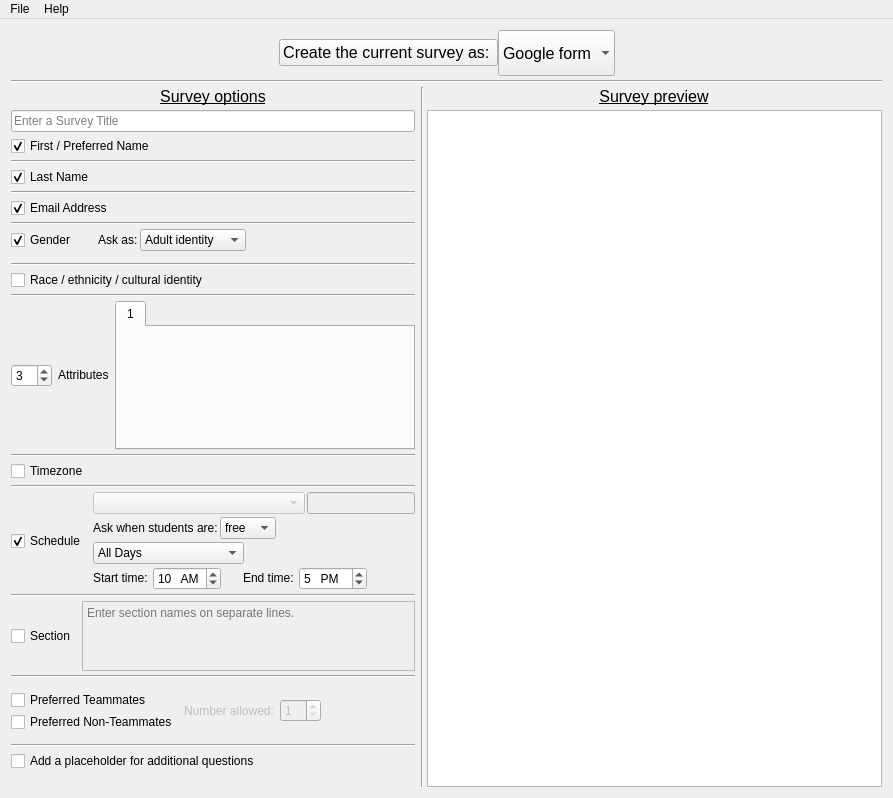
Old version of the form surveymaker.ui in the repository gruepr/gruepr.
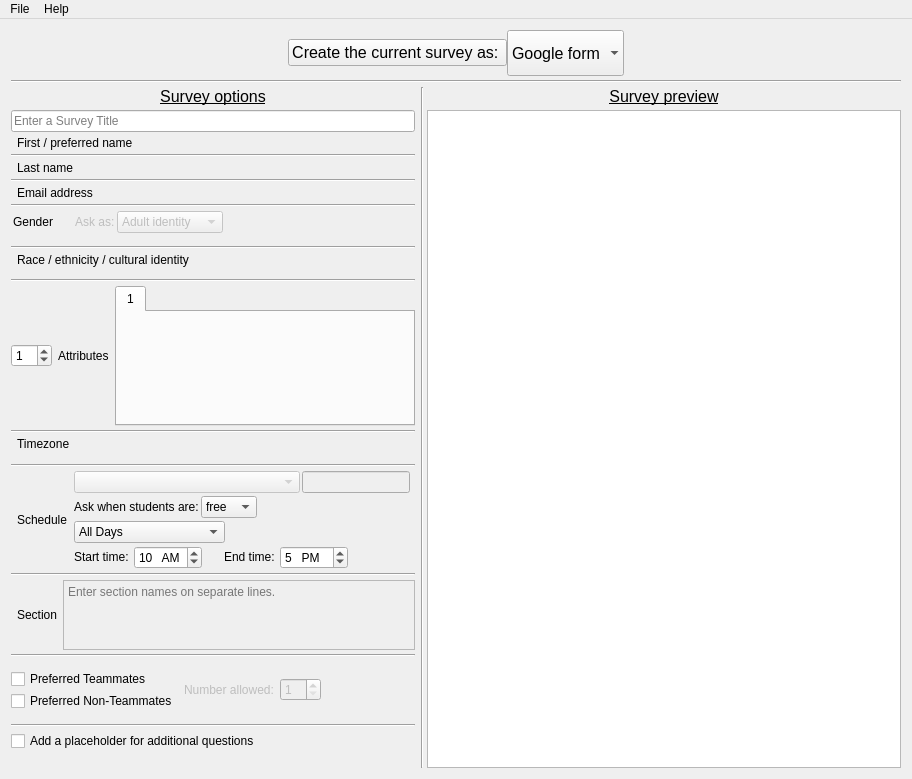
New version of the form. Icons and pictures are not drawn. Custom widgets are drawn as their Qt base class.

Commit message: More UI work; added switchButton; now macOS11.0 req'd

Patch:
```diff
--- a/surveymaker.ui
+++ b/surveymaker.ui
@@ -6,8 +6,8 @@
    <rect>
     <x>0</x>
     <y>0</y>
-    <width>893</width>
-    <height>798</height>
+    <width>912</width>
+    <height>779</height>
    </rect>
   </property>
   <property name="windowTitle">
@@ -20,212 +20,10 @@
      <verstretch>1</verstretch>
     </sizepolicy>
    </property>
-   <layout class="QGridLayout" name="gridLayout" rowstretch="0,0,0,0,0,0,0,0,0,0,0,0,0,0,0,0,0,75,0,0,0,0,0,0,25,0,0,0,0,0,0,0" columnstretch="2,0,1,0">
+   <layout class="QGridLayout" name="gridLayout" rowstretch="0,0,0,0,0,0,0,0,0,0,0,0,0,0,0,0,0,0,0,0,0,0,0,0,0,0,0,0,0,0,0,0,0,0,0,0,0" columnstretch="2,0,0,0">
     <property name="verticalSpacing">
      <number>4</number>
     </property>
-    <item row="9" column="0">
-     <widget class="Line" name="line_6">
-      <property name="orientation">
-       <enum>Qt::Horizontal</enum>
-      </property>
-     </widget>
-    </item>
-    <item row="3" column="0" colspan="4">
-     <widget class="Line" name="line_12">
-      <property name="orientation">
-       <enum>Qt::Horizontal</enum>
-      </property>
-     </widget>
-    </item>
-    <item row="10" column="0" alignment="Qt::AlignLeft|Qt::AlignVCenter">
-     <widget class="QCheckBox" name="emailCheckBox">
-      <property name="sizePolicy">
-       <sizepolicy hsizetype="Fixed" vsizetype="Fixed">
-        <horstretch>0</horstretch>
-        <verstretch>0</verstretch>
-       </sizepolicy>
-      </property>
-      <property name="toolTip">
-       <string>This question is required.</string>
-      </property>
-      <property name="text">
-       <string>Email Address</string>
-      </property>
-      <property name="checked">
-       <bool>true</bool>
-      </property>
-     </widget>
-    </item>
-    <item row="18" column="0">
-     <widget class="Line" name="line_14">
-      <property name="orientation">
-       <enum>Qt::Horizontal</enum>
-      </property>
-     </widget>
-    </item>
-    <item row="20" column="0">
-     <widget class="Line" name="line_2">
-      <property name="orientation">
-       <enum>Qt::Horizontal</enum>
-      </property>
-     </widget>
-    </item>
-    <item row="8" column="0" alignment="Qt::AlignLeft|Qt::AlignVCenter">
-     <widget class="QCheckBox" name="lastNameCheckBox">
-      <property name="sizePolicy">
-       <sizepolicy hsizetype="Fixed" vsizetype="Fixed">
-        <horstretch>0</horstretch>
-        <verstretch>0</verstretch>
-       </sizepolicy>
-      </property>
-      <property name="toolTip">
-       <string>This question is required.</string>
-      </property>
-      <property name="text">
-       <string>Last Name</string>
-      </property>
-      <property name="checked">
-       <bool>true</bool>
-      </property>
-     </widget>
-    </item>
-    <item row="15" column="0" alignment="Qt::AlignLeft|Qt::AlignVCenter">
-     <widget class="QCheckBox" name="URMCheckBox">
-      <property name="sizePolicy">
-       <sizepolicy hsizetype="Fixed" vsizetype="Fixed">
-        <horstretch>0</horstretch>
-        <verstretch>0</verstretch>
-       </sizepolicy>
-      </property>
-      <property name="text">
-       <string>Race / ethnicity / cultural identity</string>
-      </property>
-     </widget>
-    </item>
-    <item row="7" column="0">
-     <widget class="Line" name="line_7">
-      <property name="orientation">
-       <enum>Qt::Horizontal</enum>
-      </property>
-     </widget>
-    </item>
-    <item row="26" column="0">
-     <layout class="QGridLayout" name="teammatesGrid">
-      <property name="verticalSpacing">
-       <number>2</number>
-      </property>
-      <item row="0" column="1" rowspan="2" alignment="Qt::AlignVCenter">
-       <widget class="QLabel" name="numAllowedLabel">
-        <property name="enabled">
-         <bool>false</bool>
-        </property>
-        <property name="sizePolicy">
-         <sizepolicy hsizetype="Fixed" vsizetype="Fixed">
-          <horstretch>0</horstretch>
-          <verstretch>0</verstretch>
-         </sizepolicy>
-        </property>
-        <property name="text">
-         <string>Number allowed:</string>
-        </property>
-       </widget>
-      </item>
-      <item row="0" column="2" rowspan="2" alignment="Qt::AlignVCenter">
-       <widget class="QSpinBox" name="numAllowedSpinBox">
-        <property name="enabled">
-         <bool>false</bool>
-        </property>
-        <property name="sizePolicy">
-         <sizepolicy hsizetype="Fixed" vsizetype="Fixed">
-          <horstretch>0</horstretch>
-          <verstretch>0</verstretch>
-         </sizepolicy>
-        </property>
-        <property name="minimum">
-         <number>1</number>
-        </property>
-       </widget>
-      </item>
-      <item row="0" column="0" alignment="Qt::AlignLeft|Qt::AlignVCenter">
-       <widget class="QCheckBox" name="preferredTeammatesCheckBox">
-        <property name="sizePolicy">
-         <sizepolicy hsizetype="Fixed" vsizetype="Fixed">
-          <horstretch>0</horstretch>
-          <verstretch>0</verstretch>
-         </sizepolicy>
-        </property>
-        <property name="text">
-         <string>Preferred Teammates</string>
-        </property>
-       </widget>
-      </item>
-      <item row="1" column="0" alignment="Qt::AlignLeft|Qt::AlignVCenter">
-       <widget class="QCheckBox" name="preferredNonTeammatesCheckBox">
-        <property name="sizePolicy">
-         <sizepolicy hsizetype="Fixed" vsizetype="Fixed">
-          <horstretch>0</horstretch>
-          <verstretch>0</verstretch>
-         </sizepolicy>
-        </property>
-        <property name="text">
-         <string>Preferred Non-Teammates</string>
-        </property>
-       </widget>
-      </item>
-      <item row="0" column="3" rowspan="2">
-       <spacer name="horizontalSpacer_5">
-        <property name="orientation">
-         <enum>Qt::Horizontal</enum>
-        </property>
-        <property name="sizeHint" stdset="0">
-         <size>
-          <width>40</width>
-          <height>20</height>
-         </size>
-        </property>
-       </spacer>
-      </item>
-     </layout>
-    </item>
-    <item row="4" column="2" colspan="2" alignment="Qt::AlignHCenter">
-     <widget class="QLabel" name="PreviewLabel">
-      <property name="font">
-       <font>
-        <pointsize>12</pointsize>
-        <underline>true</underline>
-       </font>
-      </property>
-      <property name="text">
-       <string>Survey preview</string>
-      </property>
-      <property name="alignment">
-       <set>Qt::AlignCenter</set>
-      </property>
-     </widget>
-    </item>
-    <item row="4" column="0" alignment="Qt::AlignHCenter|Qt::AlignVCenter">
-     <widget class="QLabel" name="OptionsLabel">
-      <property name="sizePolicy">
-       <sizepolicy hsizetype="Fixed" vsizetype="Fixed">
-        <horstretch>0</horstretch>
-        <verstretch>0</verstretch>
-       </sizepolicy>
-      </property>
-      <property name="font">
-       <font>
-        <pointsize>12</pointsize>
-        <underline>true</underline>
-       </font>
-      </property>
-      <property name="text">
-       <string>Survey options</string>
-      </property>
-      <property name="alignment">
-       <set>Qt::AlignCenter</set>
-      </property>
-     </widget>
-    </item>
     <item row="5" column="0" alignment="Qt::AlignVCenter">
      <widget class="QLineEdit" name="surveyTitleLineEdit">
       <property name="sizePolicy">
@@ -242,23 +40,175 @@
       </property>
      </widget>
     </item>
-    <item row="19" column="0">
-     <widget class="QCheckBox" name="timezoneCheckBox">
+    <item row="33" column="0">
+     <widget class="Line" name="line_13">
+      <property name="orientation">
+       <enum>Qt::Horizontal</enum>
+      </property>
+     </widget>
+    </item>
+    <item row="15" column="0">
+     <layout class="QHBoxLayout" name="genderLayout" stretch="0,0,0,0,0,2">
+      <property name="spacing">
+       <number>2</number>
+      </property>
+      <item>
+       <widget class="SwitchButton" name="genderSwitch" native="true"/>
+      </item>
+      <item>
+       <widget class="QLabel" name="genderLabel">
+        <property name="text">
+         <string>Gender</string>
+        </property>
+       </widget>
+      </item>
+      <item>
+       <spacer name="horizontalSpacer_8">
+        <property name="orientation">
+         <enum>Qt::Horizontal</enum>
+        </property>
+        <property name="sizeType">
+         <enum>QSizePolicy::Fixed</enum>
+        </property>
+        <property name="sizeHint" stdset="0">
+         <size>
+          <width>20</width>
+          <height>0</height>
+         </size>
+        </property>
+       </spacer>
+      </item>
+      <item>
+       <widget class="QLabel" name="genderResponsesLabel">
+        <property name="enabled">
+         <bool>false</bool>
+        </property>
+        <property name="text">
+         <string>Ask as:</string>
+        </property>
+       </widget>
+      </item>
+      <item>
+       <widget class="QComboBox" name="genderResponsesComboBox">
+        <property name="enabled">
+         <bool>false</bool>
+        </property>
+        <property name="sizePolicy">
+         <sizepolicy hsizetype="Fixed" vsizetype="Fixed">
+          <horstretch>0</horstretch>
+          <verstretch>0</verstretch>
+         </sizepolicy>
+        </property>
+        <property name="currentIndex">
+         <number>1</number>
+        </property>
+        <property name="sizeAdjustPolicy">
+         <enum>QComboBox::AdjustToContents</enum>
+        </property>
+        <item>
+         <property name="text">
+          <string>Biological sex</string>
+         </property>
+        </item>
+        <item>
+         <property name="text">
+          <string>Adult identity</string>
+         </property>
+        </item>
+        <item>
+         <property name="text">
+          <string>Child identity</string>
+         </property>
+        </item>
+        <item>
+         <property name="text">
+          <string>Pronouns</string>
+         </property>
+        </item>
+       </widget>
+      </item>
+      <item>
+       <spacer name="horizontalSpacer_7">
+        <property name="orientation">
+         <enum>Qt::Horizontal</enum>
+        </property>
+        <property name="sizeHint" stdset="0">
+         <size>
+          <width>40</width>
+          <height>0</height>
+         </size>
+        </property>
+       </spacer>
+      </item>
+     </layout>
+    </item>
+    <item row="28" column="0">
+     <layout class="QHBoxLayout" name="sectionLayout" stretch="0,0,0">
+      <item>
+       <widget class="SwitchButton" name="sectionSwitch" native="true"/>
+      </item>
+      <item>
+       <widget class="QLabel" name="sectionLabel">
+        <property name="text">
+         <string>Section</string>
+        </property>
+       </widget>
+      </item>
+      <item>
+       <widget class="QTextEdit" name="sectionNamesTextEdit">
+        <property name="enabled">
+         <bool>false</bool>
+        </property>
+        <property name="sizePolicy">
+         <sizepolicy hsizetype="Preferred" vsizetype="Expanding">
+          <horstretch>2</horstretch>
+          <verstretch>2</verstretch>
+         </sizepolicy>
+        </property>
+        <property name="placeholderText">
+         <string>Enter section names on separate lines.</string>
+        </property>
+       </widget>
+      </item>
+     </layout>
+    </item>
+    <item row="11" column="0">
+     <widget class="Line" name="line_6">
+      <property name="orientation">
+       <enum>Qt::Horizontal</enum>
+      </property>
+     </widget>
+    </item>
+    <item row="29" column="0">
+     <widget class="Line" name="line_10">
+      <property name="orientation">
+       <enum>Qt::Horizontal</enum>
+      </property>
+     </widget>
+    </item>
+    <item row="4" column="0" alignment="Qt::AlignHCenter|Qt::AlignVCenter">
+     <widget class="QLabel" name="OptionsLabel">
       <property name="sizePolicy">
        <sizepolicy hsizetype="Fixed" vsizetype="Fixed">
         <horstretch>0</horstretch>
         <verstretch>0</verstretch>
        </sizepolicy>
       </property>
-      <property name="toolTip">
-       <string>&lt;html&gt;If students will be in multiple timezones, this option adds a timezone question.&lt;/html&gt;</string>
+      <property name="font">
+       <font>
+        <pointsize>12</pointsize>
+        <underline>true</underline>
+       </font>
       </property>
       <property name="text">
-       <string>Timezone</string>
+       <string>Survey options</string>
+      </property>
+      <property name="alignment">
+       <set>Qt::AlignCenter</set>
       </property>
      </widget>
     </item>
-    <item row="5" column="2" rowspan="27" colspan="2">
+    <item row="5" column="2" rowspan="32" colspan="2">
      <widget class="QTextEdit" name="previewText">
       <property name="sizePolicy">
        <sizepolicy hsizetype="Ignored" vsizetype="Ignored">
@@ -274,8 +224,8 @@
       </property>
       <property name="font">
        <font>
-        <family>Oxygen Mono</family>
-        <pointsize>10</pointsize>
+        <family>DM Sans</family>
+        <pointsize>12</pointsize>
         <italic>false</italic>
         <bold>false</bold>
        </font>
@@ -287,7 +237,7 @@
        <bool>false</bool>
       </property>
       <property name="styleSheet">
-       <string notr="true">font: 10pt &quot;Oxygen Mono&quot;;</string>
+       <string notr="true">font: 12pt &quot;DM Sans&quot;;</string>
       </property>
       <property name="inputMethodHints">
        <set>Qt::ImhNone</set>
@@ -300,6 +250,263 @@
       </property>
      </widget>
     </item>
+    <item row="12" column="0" rowspan="2">
+     <layout class="QHBoxLayout" name="emailLayout">
+      <item>
+       <widget class="SwitchButton" name="emailSwitch" native="true"/>
+      </item>
+      <item>
+       <widget class="QLabel" name="emailLabel">
+        <property name="text">
+         <string>Email address</string>
+        </property>
+       </widget>
+      </item>
+      <item>
+       <spacer name="horizontalSpacer_11">
+        <property name="orientation">
+         <enum>Qt::Horizontal</enum>
+        </property>
+        <property name="sizeHint" stdset="0">
+         <size>
+          <width>40</width>
+          <height>0</height>
+         </size>
+        </property>
+       </spacer>
+      </item>
+     </layout>
+    </item>
+    <item row="6" column="0" rowspan="2">
+     <layout class="QHBoxLayout" name="firstNameLayout">
+      <item>
+       <widget class="SwitchButton" name="firstNameSwitch" native="true"/>
+      </item>
+      <item>
+       <widget class="QLabel" name="firstNameLabel">
+        <property name="text">
+         <string>First / preferred name</string>
+        </property>
+       </widget>
+      </item>
+      <item>
+       <spacer name="horizontalSpacer_9">
+        <property name="orientation">
+         <enum>Qt::Horizontal</enum>
+        </property>
+        <property name="sizeHint" stdset="0">
+         <size>
+          <width>40</width>
+          <height>0</height>
+         </size>
+        </property>
+       </spacer>
+      </item>
+     </layout>
+    </item>
+    <item row="8" column="0">
+     <widget class="Line" name="line_7">
+      <property name="orientation">
+       <enum>Qt::Horizontal</enum>
+      </property>
+     </widget>
+    </item>
+    <item row="9" column="0" rowspan="2">
+     <layout class="QHBoxLayout" name="lastNameLayout">
+      <item>
+       <widget class="SwitchButton" name="lastNameSwitch" native="true"/>
+      </item>
+      <item>
+       <widget class="QLabel" name="lastNameLabel">
+        <property name="text">
+         <string>Last name</string>
+        </property>
+       </widget>
+      </item>
+      <item>
+       <spacer name="horizontalSpacer_10">
+        <property name="orientation">
+         <enum>Qt::Horizontal</enum>
+        </property>
+        <property name="sizeHint" stdset="0">
+         <size>
+          <width>40</width>
+          <height>0</height>
+         </size>
+        </property>
+       </spacer>
+      </item>
+     </layout>
+    </item>
+    <item row="25" column="0">
+     <widget class="Line" name="line_2">
+      <property name="orientation">
+       <enum>Qt::Horizontal</enum>
+      </property>
+     </widget>
+    </item>
+    <item row="20" column="0">
+     <widget class="Line" name="line_4">
+      <property name="orientation">
+       <enum>Qt::Horizontal</enum>
+      </property>
+     </widget>
+    </item>
+    <item row="34" column="0" alignment="Qt::AlignLeft|Qt::AlignVCenter">
+     <widget class="QCheckBox" name="additionalQuestionsCheckBox">
+      <property name="sizePolicy">
+       <sizepolicy hsizetype="Fixed" vsizetype="Fixed">
+        <horstretch>0</horstretch>
+        <verstretch>0</verstretch>
+       </sizepolicy>
+      </property>
+      <property name="text">
+       <string>Add a placeholder for additional questions</string>
+      </property>
+     </widget>
+    </item>
+    <item row="4" column="2" colspan="2" alignment="Qt::AlignHCenter">
+     <widget class="QLabel" name="PreviewLabel">
+      <property name="font">
+       <font>
+        <pointsize>12</pointsize>
+        <underline>true</underline>
+       </font>
+      </property>
+      <property name="text">
+       <string>Survey preview</string>
+      </property>
+      <property name="alignment">
+       <set>Qt::AlignCenter</set>
+      </property>
+     </widget>
+    </item>
+    <item row="14" column="0">
+     <widget class="Line" name="line_5">
+      <property name="orientation">
+       <enum>Qt::Horizontal</enum>
+      </property>
+     </widget>
+    </item>
+    <item row="27" column="0">
+     <widget class="Line" name="line_9">
+      <property name="orientation">
+       <enum>Qt::Horizontal</enum>
+      </property>
+     </widget>
+    </item>
+    <item row="18" column="0">
+     <layout class="QHBoxLayout" name="URMLayout">
+      <item>
+       <widget class="SwitchButton" name="URMSwitch" native="true"/>
+      </item>
+      <item>
+       <widget class="QLabel" name="URMLabel">
+        <property name="text">
+         <string>Race / ethnicity / cultural identity</string>
+        </property>
+       </widget>
+      </item>
+      <item>
+       <spacer name="horizontalSpacer_12">
+        <property name="orientation">
+         <enum>Qt::Horizontal</enum>
+        </property>
+        <property name="sizeHint" stdset="0">
+         <size>
+          <width>40</width>
+          <height>0</height>
+         </size>
+        </property>
+       </spacer>
+      </item>
+     </layout>
+    </item>
+    <item row="17" column="0">
+     <widget class="Line" name="line_3">
+      <property name="orientation">
+       <enum>Qt::Horizontal</enum>
+      </property>
+     </widget>
+    </item>
+    <item row="31" column="0">
+     <layout class="QGridLayout" name="teammatesGrid">
+      <property name="verticalSpacing">
+       <number>2</number>
+      </property>
+      <item row="0" column="1" rowspan="2" alignment="Qt::AlignVCenter">
+       <widget class="QLabel" name="numAllowedLabel">
+        <property name="enabled">
+         <bool>false</bool>
+        </property>
+        <property name="sizePolicy">
+         <sizepolicy hsizetype="Fixed" vsizetype="Fixed">
+          <horstretch>0</horstretch>
+          <verstretch>0</verstretch>
+         </sizepolicy>
+        </property>
+        <property name="text">
+         <string>Number allowed:</string>
+        </property>
+       </widget>
+      </item>
+      <item row="0" column="2" rowspan="2" alignment="Qt::AlignVCenter">
+       <widget class="QSpinBox" name="numAllowedSpinBox">
+        <property name="enabled">
+         <bool>false</bool>
+        </property>
+        <property name="sizePolicy">
+         <sizepolicy hsizetype="Fixed" vsizetype="Fixed">
+          <horstretch>0</horstretch>
+          <verstretch>0</verstretch>
+         </sizepolicy>
+        </property>
+        <property name="minimum">
+         <number>1</number>
+        </property>
+       </widget>
+      </item>
+      <item row="0" column="0" alignment="Qt::AlignLeft|Qt::AlignVCenter">
+       <widget class="QCheckBox" name="preferredTeammatesCheckBox">
+        <property name="sizePolicy">
+         <sizepolicy hsizetype="Fixed" vsizetype="Fixed">
+          <horstretch>0</horstretch>
+          <verstretch>0</verstretch>
+         </sizepolicy>
+        </property>
+        <property name="text">
+         <string>Preferred Teammates</string>
+        </property>
+       </widget>
+      </item>
+      <item row="1" column="0" alignment="Qt::AlignLeft|Qt::AlignVCenter">
+       <widget class="QCheckBox" name="preferredNonTeammatesCheckBox">
+        <property name="sizePolicy">
+         <sizepolicy hsizetype="Fixed" vsizetype="Fixed">
+          <horstretch>0</horstretch>
+          <verstretch>0</verstretch>
+         </sizepolicy>
+        </property>
+        <property name="text">
+         <string>Preferred Non-Teammates</string>
+        </property>
+       </widget>
+      </item>
+      <item row="0" column="3" rowspan="2">
+       <spacer name="horizontalSpacer_5">
+        <property name="orientation">
+         <enum>Qt::Horizontal</enum>
+        </property>
+        <property name="sizeHint" stdset="0">
+         <size>
+          <width>40</width>
+          <height>0</height>
+         </size>
+        </property>
+       </spacer>
+      </item>
+     </layout>
+    </item>
     <item row="1" column="0" colspan="4">
      <layout class="QHBoxLayout" name="topBarLayout">
       <property name="spacing">
@@ -409,48 +616,14 @@
       </item>
      </layout>
     </item>
-    <item row="4" column="1" rowspan="28" colspan="2">
-     <widget class="Line" name="line">
+    <item row="22" column="0">
+     <widget class="Line" name="line_14">
       <property name="orientation">
-       <enum>Qt::Vertical</enum>
-      </property>
-     </widget>
-    </item>
-    <item row="16" column="0">
-     <widget class="Line" name="line_4">
-      <property name="orientation">
        <enum>Qt::Horizontal</enum>
       </property>
      </widget>
     </item>
-    <item row="24" column="0">
-     <widget class="Line" name="line_10">
-      <property name="orientation">
-       <enum>Qt::Horizontal</enum>
-      </property>
-     </widget>
-    </item>
-    <item row="29" column="0" alignment="Qt::AlignLeft|Qt::AlignVCenter">
-     <widget class="QCheckBox" name="additionalQuestionsCheckBox">
-      <property name="sizePolicy">
-       <sizepolicy hsizetype="Fixed" vsizetype="Fixed">
-        <horstretch>0</horstretch>
-        <verstretch>0</verstretch>
-       </sizepolicy>
-      </property>
-      <property name="text">
-       <string>Add a placeholder for additional questions</string>
-      </property>
-     </widget>
-    </item>
-    <item row="11" column="0">
-     <widget class="Line" name="line_5">
-      <property name="orientation">
-       <enum>Qt::Horizontal</enum>
-      </property>
-     </widget>
-    </item>
-    <item row="17" column="0">
+    <item row="21" column="0">
      <layout class="QHBoxLayout" name="attributesLayout" stretch="0,0,2">
       <item alignment="Qt::AlignLeft|Qt::AlignVCenter">
        <widget class="QSpinBox" name="attributeCountSpinBox">
@@ -467,7 +640,7 @@
          <number>15</number>
         </property>
         <property name="value">
-         <number>3</number>
+         <number>1</number>
         </property>
        </widget>
       </item>
@@ -486,6 +659,9 @@
       </item>
       <item>
        <widget class="QTabWidget" name="attributesTabWidget">
+        <property name="enabled">
+         <bool>true</bool>
+        </property>
         <property name="sizePolicy">
          <sizepolicy hsizetype="Ignored" vsizetype="MinimumExpanding">
           <horstretch>2</horstretch>
@@ -516,91 +692,16 @@
       </item>
      </layout>
     </item>
-    <item row="23" column="0">
-     <layout class="QHBoxLayout" name="sectionLayout" stretch="0,0">
-      <item alignment="Qt::AlignLeft|Qt::AlignVCenter">
-       <widget class="QCheckBox" name="sectionCheckBox">
-        <property name="sizePolicy">
-         <sizepolicy hsizetype="Fixed" vsizetype="Fixed">
-          <horstretch>0</horstretch>
-          <verstretch>0</verstretch>
-         </sizepolicy>
-        </property>
-        <property name="text">
-         <string>Section</string>
-        </property>
-       </widget>
-      </item>
+    <item row="26" column="0">
+     <layout class="QHBoxLayout" name="scheduleLayout" stretch="0,0,2">
       <item>
-       <widget class="QTextEdit" name="sectionNamesTextEdit">
-        <property name="enabled">
-         <bool>false</bool>
-        </property>
-        <property name="sizePolicy">
-         <sizepolicy hsizetype="Preferred" vsizetype="Expanding">
-          <horstretch>2</horstretch>
-          <verstretch>2</verstretch>
-         </sizepolicy>
-        </property>
-        <property name="placeholderText">
-         <string>Enter section names on separate lines.</string>
-        </property>
-       </widget>
+       <widget class="SwitchButton" name="scheduleSwitch" native="true"/>
       </item>
-     </layout>
-    </item>
-    <item row="28" column="0">
-     <widget class="Line" name="line_13">
-      <property name="orientation">
-       <enum>Qt::Horizontal</enum>
-      </property>
-     </widget>
-    </item>
-    <item row="14" column="0">
-     <widget class="Line" name="line_3">
-      <property name="orientation">
-       <enum>Qt::Horizontal</enum>
-      </property>
-     </widget>
-    </item>
-    <item row="6" column="0" alignment="Qt::AlignLeft|Qt::AlignVCenter">
-     <widget class="QCheckBox" name="firstNameCheckBox">
-      <property name="sizePolicy">
-       <sizepolicy hsizetype="Fixed" vsizetype="Fixed">
-        <horstretch>0</horstretch>
-        <verstretch>0</verstretch>
-       </sizepolicy>
-      </property>
-      <property name="toolTip">
-       <string>This question is required.</string>
-      </property>
-      <property name="text">
-       <string>First / Preferred Name</string>
-      </property>
-      <property name="checkable">
-       <bool>true</bool>
-      </property>
-      <property name="checked">
-       <bool>true</bool>
-      </property>
-     </widget>
-    </item>
-    <item row="21" column="0">
-     <layout class="QHBoxLayout" name="scheduleLayout" stretch="0,2">
-      <item alignment="Qt::AlignLeft|Qt::AlignVCenter">
-       <widget class="QCheckBox" name="scheduleCheckBox">
-        <property name="sizePolicy">
-         <sizepolicy hsizetype="Fixed" vsizetype="Fixed">
-          <horstretch>0</horstretch>
-          <verstretch>0</verstretch>
-         </sizepolicy>
-        </property>
+      <item>
+       <widget class="QLabel" name="scheduleLabel">
         <property name="text">
          <string>Schedule</string>
         </property>
-        <property name="checked">
-         <bool>true</bool>
-        </property>
        </widget>
       </item>
       <item>
@@ -609,7 +710,7 @@
          <number>3</number>
         </property>
         <item>
-         <layout class="QHBoxLayout" name="timezoneLayout" stretch="2,1">
+         <layout class="QHBoxLayout" name="timezoneinSchedLayout" stretch="2,1">
           <property name="spacing">
            <number>2</number>
           </property>
@@ -930,101 +1031,34 @@
       </item>
      </layout>
     </item>
-    <item row="22" column="0">
-     <widget class="Line" name="line_9">
+    <item row="3" column="0" colspan="4">
+     <widget class="Line" name="line_12">
       <property name="orientation">
        <enum>Qt::Horizontal</enum>
       </property>
      </widget>
     </item>
-    <item row="12" column="0">
-     <layout class="QHBoxLayout" name="genderLayout" stretch="0,0,0,0,2">
-      <property name="spacing">
-       <number>2</number>
+    <item row="4" column="1" rowspan="33" colspan="2">
+     <widget class="Line" name="line">
+      <property name="orientation">
+       <enum>Qt::Vertical</enum>
       </property>
+     </widget>
+    </item>
+    <item row="23" column="0">
+     <layout class="QHBoxLayout" name="timezoneLayout">
       <item>
-       <widget class="QCheckBox" name="genderCheckBox">
-        <property name="sizePolicy">
-         <sizepolicy hsizetype="Fixed" vsizetype="Fixed">
-          <horstretch>0</horstretch>
-          <verstretch>0</verstretch>
-         </sizepolicy>
-        </property>
-        <property name="text">
-         <string>Gender</string>
-        </property>
-        <property name="checked">
-         <bool>true</bool>
-        </property>
-       </widget>
+       <widget class="SwitchButton" name="timezoneSwitch" native="true"/>
       </item>
       <item>
-       <spacer name="horizontalSpacer_8">
-        <property name="orientation">
-         <enum>Qt::Horizontal</enum>
-        </property>
-        <property name="sizeType">
-         <enum>QSizePolicy::Fixed</enum>
-        </property>
-        <property name="sizeHint" stdset="0">
-         <size>
-          <width>20</width>
-          <height>0</height>
-         </size>
-        </property>
-       </spacer>
-      </item>
-      <item>
-       <widget class="QLabel" name="genderResponsesLabel">
-        <property name="sizePolicy">
-         <sizepolicy hsizetype="Fixed" vsizetype="Fixed">
-          <horstretch>0</horstretch>
-          <verstretch>0</verstretch>
-         </sizepolicy>
-        </property>
+       <widget class="QLabel" name="timezoneLabel">
         <property name="text">
-         <string>Ask as:</string>
+         <string>Timezone</string>
         </property>
        </widget>
       </item>
       <item>
-       <widget class="QComboBox" name="genderResponsesComboBox">
-        <property name="sizePolicy">
-         <sizepolicy hsizetype="Fixed" vsizetype="Fixed">
-          <horstretch>0</horstretch>
-          <verstretch>0</verstretch>
-         </sizepolicy>
-        </property>
-        <property name="currentIndex">
-         <number>1</number>
-        </property>
-        <property name="sizeAdjustPolicy">
-         <enum>QComboBox::AdjustToContents</enum>
-        </property>
-        <item>
-         <property name="text">
-          <string>Biological sex</string>
-         </property>
-        </item>
-        <item>
-         <property name="text">
-          <string>Adult identity</string>
-         </property>
-        </item>
-        <item>
-         <property name="text">
-          <string>Child identity</string>
-         </property>
-        </item>
-        <item>
-         <property name="text">
-          <string>Pronouns</string>
-         </property>
-        </item>
-       </widget>
-      </item>
-      <item>
-       <spacer name="horizontalSpacer_7">
+       <spacer name="horizontalSpacer_13">
         <property name="orientation">
          <enum>Qt::Horizontal</enum>
         </property>
@@ -1045,8 +1079,8 @@
     <rect>
      <x>0</x>
      <y>0</y>
-     <width>893</width>
-     <height>21</height>
+     <width>912</width>
+     <height>24</height>
     </rect>
    </property>
    <widget class="QMenu" name="menuFile">
@@ -1220,6 +1254,14 @@
   </action>
  </widget>
  <layoutdefault spacing="6" margin="11"/>
+ <customwidgets>
+  <customwidget>
+   <class>SwitchButton</class>
+   <extends>QWidget</extends>
+   <header>widgets/switchButton.h</header>
+   <container>1</container>
+  </customwidget>
+ </customwidgets>
  <resources>
   <include location="gruepr.qrc"/>
  </resources>
```
The commit also changes 6 other files.
